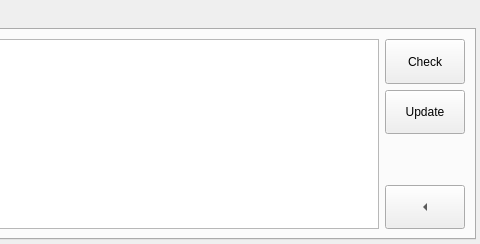
The window that client/mappackageswidget.ui (unsanded/monav) describes before a commit, drawn with Qt 5; both pictures show x 221 to 701 and y 0 to 244 of the 701 by 244 pixel window.
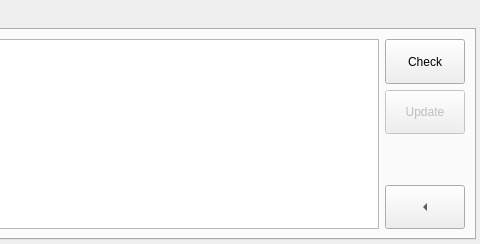
The same window after the commit. The open tabs and pages were chosen to show the change. Custom widgets are drawn as their Qt base class.

Commit message: fixed progress/error log issues

```diff
--- a/client/mappackageswidget.ui
+++ b/client/mappackageswidget.ui
@@ -129,7 +129,7 @@
          <item>
           <widget class="QPushButton" name="update">
            <property name="enabled">
-            <bool>true</bool>
+            <bool>false</bool>
            </property>
            <property name="sizePolicy">
             <sizepolicy hsizetype="Minimum" vsizetype="MinimumExpanding">
```
Left out of the diff: 2 changed lines with no effect on the pictures. The commit also changes 2 other files.
